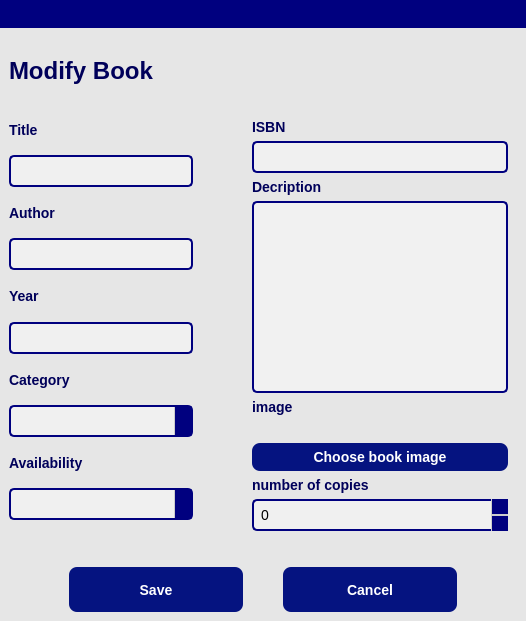
Before: the Qt Designer form views/modifyBook.ui in wiwita7/bibliothequeISI, drawn with Qt 5.
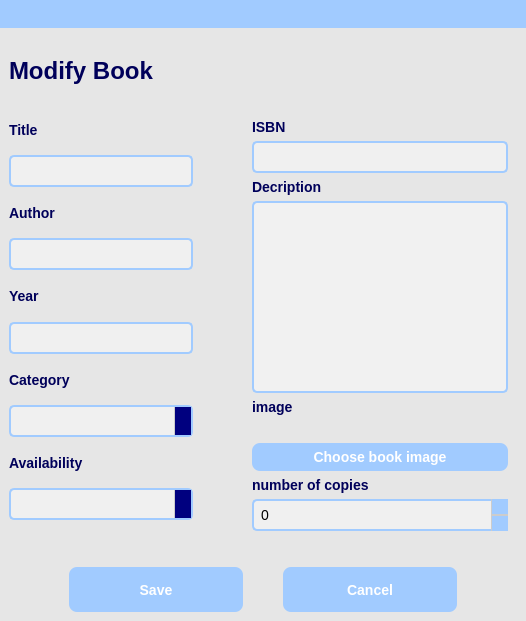
After: the same form once the commit is applied. Icons and pictures are not drawn.

Commit message: search book

Patch:
```diff
--- a/views/modifyBook.ui
+++ b/views/modifyBook.ui
@@ -22,7 +22,7 @@
 
 QLineEdit {
     background-color:  rgb(240, 240, 240);
-    border: 2px solid rgb(0, 0, 127);
+    border: 2px solid rgb(161, 203, 255);
     border-radius: 5px;
     padding: 5px;
     font-size: 14px;
@@ -35,7 +35,7 @@
 }
 
 QPushButton {
-    background-color: rgb(5, 19, 128);
+    background-color: rgb(161, 203, 255);
     color: white;
     font-size: 14px;
     font-weight: bold;
@@ -123,7 +123,7 @@
          </size>
         </property>
         <property name="styleSheet">
-         <string notr="true">background-color: rgb(0, 0, 127);
+         <string notr="true">background-color: rgb(161, 203, 255);
 border-radius:0px;</string>
         </property>
         <property name="frameShape">
@@ -346,7 +346,7 @@
                  <property name="styleSheet">
                   <string notr="true">QComboBox {
     background-color: rgb(240,240,240); /* Changed to white */
-    border: 2px solid rgb(0, 0, 127); /* Updated border */
+    border: 2px solid rgb(161, 203, 255); /* Updated border */
     border-radius: 5px; /* Updated border-radius */
     padding: 5px;
     font-size: 14px;
@@ -399,7 +399,7 @@
                  <property name="styleSheet">
                   <string notr="true">QComboBox {
     background-color: rgb(240,240,240); /* Changed to white */
-    border: 2px solid rgb(0, 0, 127); /* Updated border */
+    border: 2px solid rgb(161, 203, 255); /* Updated border */
     border-radius: 5px; /* Updated border-radius */
     padding: 5px;
     font-size: 14px;
@@ -477,7 +477,7 @@
                  <property name="styleSheet">
                   <string notr="true">QTextEdit {
     background-color: rgb(241, 241, 241);
-    border: 2px solid rgb(0, 0, 127);
+    border: 2px solid rgb(161, 203, 255);
     border-radius: 5px;
     padding: 5px;
     font-size: 14px;
@@ -527,7 +527,7 @@
                  <property name="styleSheet">
                   <string notr="true">QSpinBox {
     background-color: rgb(240,240,240); /* Changed to light grey */
-    border: 2px solid rgb(0, 0, 127); /* Updated border */
+    border: 2px solid rgb(161, 203, 255); /* Updated border */
     border-radius: 5px; /* Updated border-radius */
     padding: 5px;
     font-size: 14px;
@@ -545,7 +545,7 @@
     width: 16px;
     border-left: 1px solid #ccc;
     border-bottom: 1px solid #ccc;
-    background-color: rgb(0,0,127);
+    background-color: rgb(161, 203, 255);
 }
 
 QSpinBox::up-button:hover {
@@ -564,7 +564,7 @@
     width: 16px;
     border-left: 1px solid #ccc;
     border-top: 1px solid #ccc;
-    background-color: rgb(0,0,127);
+    background-color:rgb(161, 203, 255);
 }
 
 QSpinBox::down-button:hover {
```
Left out of the diff: 2 changed lines with no effect on the pictures. The commit also changes 7 other files.
